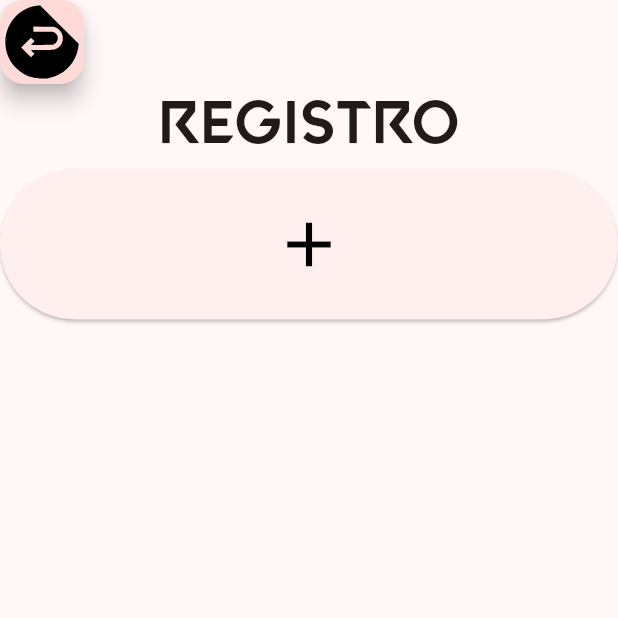
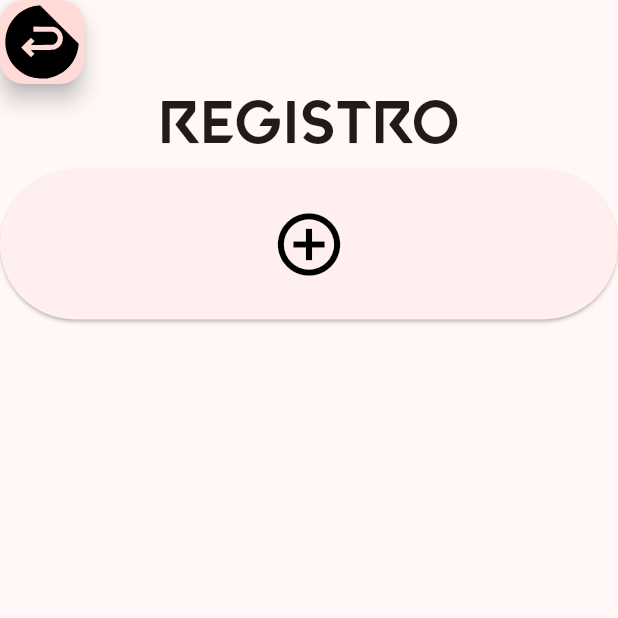
Before and after one commit to FrancoToro/Taller_dispositivos_mobiles, a Flutter app: the registropartida screen opened directly, on a phone screen of 412 x 824 dp, the top half of it. Run offline on Flutter 3.47's test engine with Material 3 defaults, Android fonts, the phone set to English and light mode, and no system bars; our stand-ins replace flutter_svg; network calls fail.

Commit message:
estetica
modificacion estetica de iconos y orden

```diff
--- a/flutter_application_1_ejercicio/lib/detail.dart
+++ b/flutter_application_1_ejercicio/lib/detail.dart
@@ -20,11 +20,7 @@ class Detail extends StatelessWidget {
                 tooltip: 'Regresar'
 
             ),
-            Text('Regresar',
-              textAlign: TextAlign.center,
-              style: new TextStyle(
-                  fontSize: 20.0),
-            ),
+
           ],
         ),
       TextField(
--- a/flutter_application_1_ejercicio/lib/main.dart
+++ b/flutter_application_1_ejercicio/lib/main.dart
@@ -77,7 +77,7 @@ class _MyHomePageState extends State<MyHomePage> {
               width: 150.0,
               height: 100.0,
               child: ElevatedButton(
-                child: icon2(),
+                child: Icon(Icons.question_mark,size: 50, color: Colors.black,),
                 onPressed: () {
                   Navigator.of(context).push(
                     MaterialPageRoute(
--- a/flutter_application_1_ejercicio/lib/registropartida.dart
+++ b/flutter_application_1_ejercicio/lib/registropartida.dart
@@ -33,7 +33,7 @@ class registropartida extends StatelessWidget {
                   Navigator.of(context).pop(
                   );
                 },
-                child:Icon(Icons.add, color: Colors.black,size: 50,),
+                child:Icon(Icons.add_circle_outline, color: Colors.black,size: 50,),
             ),
           ),
         ],
```
Also changed, not shown: flutter_application_1_ejercicio/lib/ListaDetalle.dart (+2 -7 lines).
